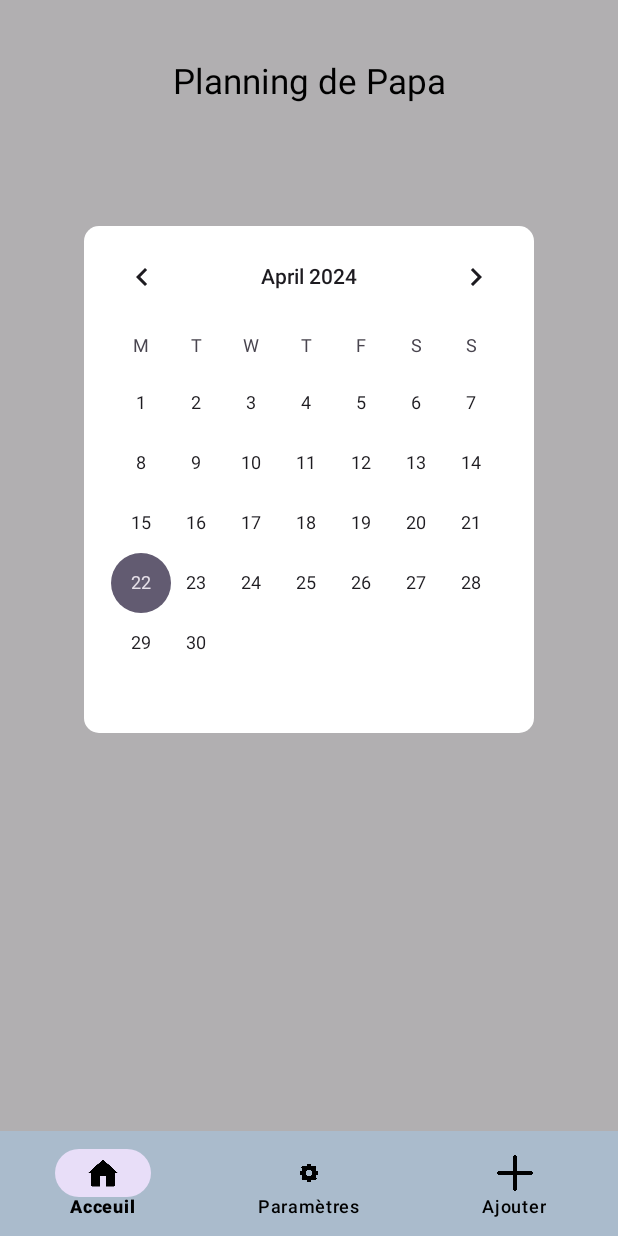
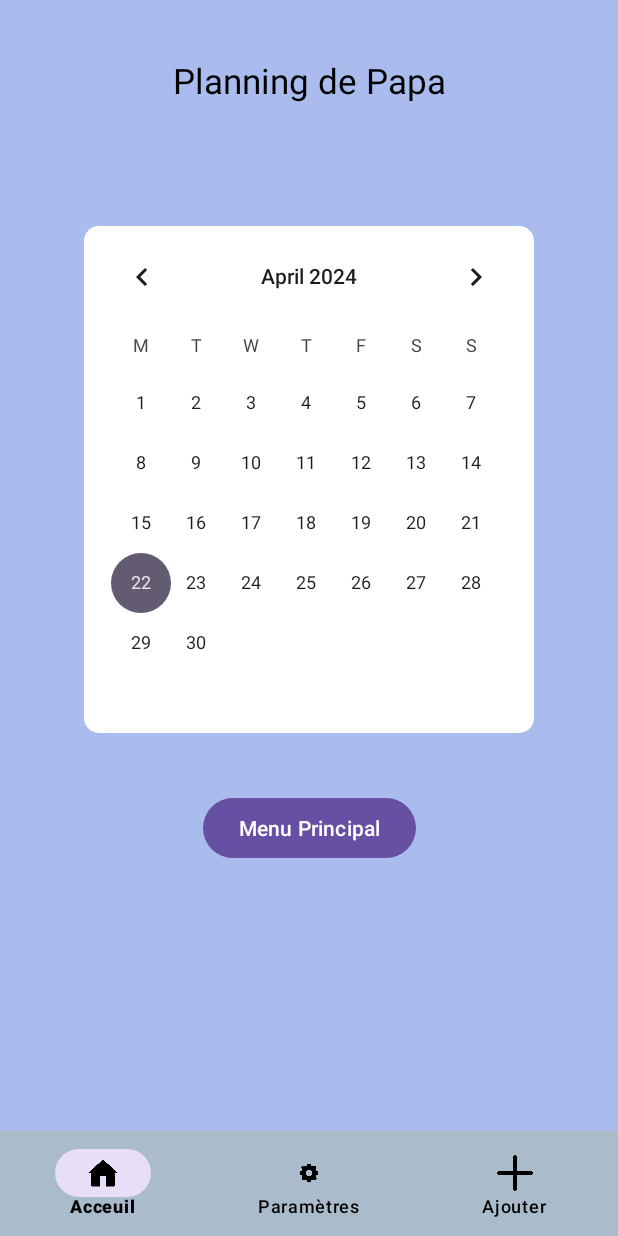
Before and after one commit to qcorveler/Connected-Reminder, an Android app: the CalendarFragment screen opened directly, with no data from a screen before it, on a phone screen of 412 x 824 dp. Run offline under Robolectric (Android 15) with nearby library versions, the light colour scheme and no system bars.

Commit message:
Ajout bouton de retour au menu principal

```diff
--- a/TestAPI22/app/src/main/java/com/example/testpensebeteapi22/HomeFragment.java
+++ b/TestAPI22/app/src/main/java/com/example/testpensebeteapi22/CalendarFragment.java
@@ -1,6 +1,7 @@
 package com.example.testpensebeteapi22;
 
 
+import android.content.Intent;
 import android.graphics.Color;
 
 import androidx.annotation.Nullable;
@@ -10,16 +11,19 @@ import android.os.Bundle;
 import android.view.LayoutInflater;
 import android.view.View;
 import android.view.ViewGroup;
+import android.widget.Button;
 import android.widget.CalendarView;
 import android.widget.Toast;
 
-public class HomeFragment extends Fragment {
+public class CalendarFragment extends Fragment {
 
     CalendarView simpleCalendarView;
+    Button backButton;
 
     @Override
     public View onCreateView(LayoutInflater inflater, @Nullable ViewGroup container, @Nullable Bundle savedInstanceState) {
         View rootView = inflater.inflate(R.layout.helperfragment,container, false);
+        backButton = rootView.findViewById(R.id.back);
         //super.onCreate(savedInstanceState);
         simpleCalendarView = (CalendarView) rootView.findViewById(R.id.simpleCalendarView); // get the reference of CalendarView
         simpleCalendarView.setUnfocusedMonthDateColor(Color.BLUE); // set the yellow color for the dates of an unfocused month
@@ -27,6 +31,15 @@ public class HomeFragment extends Fragment {
         simpleCalendarView.setSelectedWeekBackgroundColor(Color.RED); // red color for the selected week's background
         simpleCalendarView.setWeekSeparatorLineColor(Color.GREEN); // green color for the week separator line **/
         // perform setOnDateChangeListener event on CalendarView
+
+        backButton.setOnClickListener(new View.OnClickListener(){
+            @Override
+            public void onClick(View v){
+                Intent MainMenuActivity = new Intent(getActivity(), MainMenuActivity.class);
+                startActivity(MainMenuActivity);
+            }
+        });
+
         simpleCalendarView.setOnDateChangeListener(new CalendarView.OnDateChangeListener() {
             @Override
             public void onSelectedDayChange(CalendarView view, int year, int month, int dayOfMonth) {
--- a/TestAPI22/app/src/main/java/com/example/testpensebeteapi22/HelperActivity.java
+++ b/TestAPI22/app/src/main/java/com/example/testpensebeteapi22/HelperActivity.java
@@ -14,6 +14,7 @@ import com.google.android.material.bottomnavigation.BottomNavigationView;
 
 import java.util.ArrayList;
 
+//HelperActivity est l'activité principale du Helper avec la barre de navigation sur laquelle on rajoute un fragment
 public class HelperActivity extends AppCompatActivity implements AddFragment.OnEventReturnedListener {
     private BottomNavigationView bottomNavigationView;
     private FrameLayout frameLayout;
@@ -28,7 +29,6 @@ public class HelperActivity extends AppCompatActivity implements AddFragment.OnE
 
         bottomNavigationView = findViewById(R.id.bottom_navigation_view);
         frameLayout = findViewById(R.id.frameLayout);
-
         bottomNavigationView.setOnNavigationItemSelectedListener(new BottomNavigationView.OnNavigationItemSelectedListener(){
             @Override
             public boolean onNavigationItemSelected(@NonNull MenuItem menu){
@@ -36,7 +36,7 @@ public class HelperActivity extends AppCompatActivity implements AddFragment.OnE
                 int itemId = menu.getItemId();
 
                 if(itemId == R.id.navigaton_home){
-                    loadFragment(new HomeFragment(),false);
+                    loadFragment(new CalendarFragment(),false);
                 }
                 else if(itemId == R.id.navigaton_parameters){
                     loadFragment(new ParametersFragment(),false);
@@ -49,7 +49,7 @@ public class HelperActivity extends AppCompatActivity implements AddFragment.OnE
                 return true;
             }
         });
-        loadFragment(new HomeFragment(),true);
+        loadFragment(new CalendarFragment(),true);
     }
     public void loadFragment(Fragment fragment, boolean isAppInitialized){
 
@@ -68,6 +68,8 @@ public class HelperActivity extends AppCompatActivity implements AddFragment.OnE
     public ArrayList<Event> getEvenements(){
         return evenements;
     }
+
+    // De même, on pourra surement retirer la méthode suivante et son appel
     @Override
     public void onEventReturned(Event e){
         evenements.add(e);
--- a/TestAPI22/app/src/main/res/layout/helperfragment.xml
+++ b/TestAPI22/app/src/main/res/layout/helperfragment.xml
@@ -4,8 +4,8 @@
     xmlns:tools="http://schemas.android.com/tools"
     android:layout_width="match_parent"
     android:layout_height="match_parent"
-    android:background="@color/light_gray"
-    tools:context=".HomeFragment"
+    android:background="#ABE"
+    tools:context=".CalendarFragment"
     android:orientation="vertical">
 
     <TextView
@@ -67,6 +67,27 @@
         android:layout_height="wrap_content"
         android:orientation="horizontal"
         app:layout_constraintGuide_percent="0.2" />
+    <androidx.constraintlayout.widget.Guideline
+        android:id="@+id/guideline_marge_5"
+        android:layout_width="wrap_content"
+        android:layout_height="wrap_content"
+        android:orientation="horizontal"
+        app:layout_constraintGuide_percent="0.7" />
+    <androidx.constraintlayout.widget.Guideline
+        android:id="@+id/guideline_marge_6"
+        android:layout_width="wrap_content"
+        android:layout_height="wrap_content"
+        android:orientation="horizontal"
+        app:layout_constraintGuide_percent="0.78" />
+
+    <Button
+        android:id="@+id/back"
+        android:layout_width="wrap_content"
+        android:layout_height="wrap_content"
+        android:text="Menu Principal"
+        app:layout_constraintTop_toTopOf="@id/guideline_marge_5"
+        app:layout_constraintStart_toStartOf="@id/guideline_marge_1"
+        app:layout_constraintEnd_toEndOf="@id/guideline_marge_2"/>
     <!-- <ImageButton
         android:id="@+id/parameters"
         android:background="@color/gray"
--- a/TestAPI22/app/src/main/res/layout/mainmenu.xml
+++ b/TestAPI22/app/src/main/res/layout/mainmenu.xml
@@ -4,7 +4,7 @@
     xmlns:tools="http://schemas.android.com/tools"
     android:layout_width="match_parent"
     android:layout_height="match_parent"
-    android:background="#ABC">
+    android:background="#ABE">
 
 
     <TextView
```
